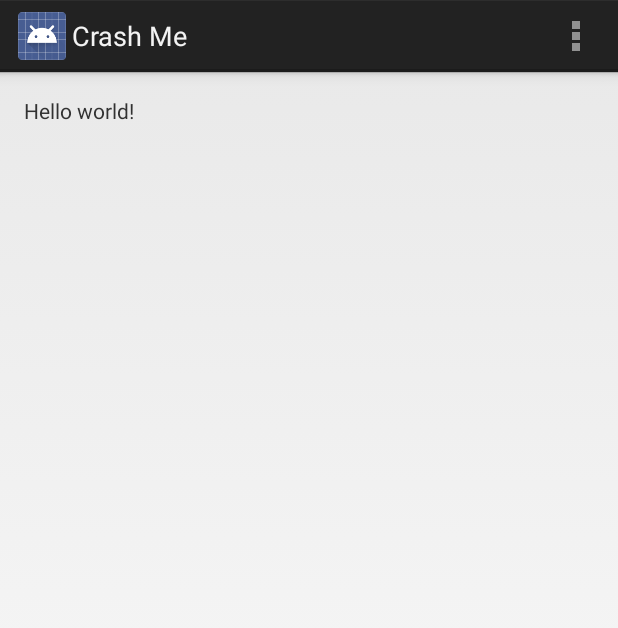
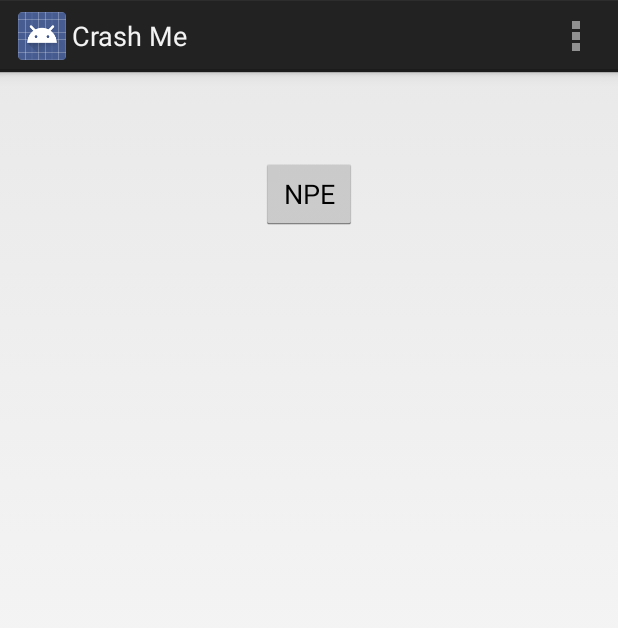
Before and after one commit to fredsa/sauer.crashme, an Android app: the screen it shows after launch (MainActivity), on a phone screen of 412 x 824 dp. Shown: the top 628 px of the screen. Run offline under Robolectric (Android 15) with nearby library versions, the phone set to English and light mode, and no system bars.

Commit message:
add NPE crash button

```diff
--- a/app/src/main/java/sauer/crashme/MainActivity.java
+++ b/app/src/main/java/sauer/crashme/MainActivity.java
@@ -4,6 +4,8 @@ import android.app.Activity;
 import android.os.Bundle;
 import android.view.Menu;
 import android.view.MenuItem;
+import android.view.View;
+import android.widget.Button;
 
 
 public class MainActivity extends Activity {
@@ -12,6 +14,14 @@ public class MainActivity extends Activity {
     protected void onCreate(Bundle savedInstanceState) {
         super.onCreate(savedInstanceState);
         setContentView(R.layout.activity_main);
+        Button npeButton = (Button) findViewById(R.id.button_npe);
+        npeButton.setOnClickListener(new View.OnClickListener() {
+            @Override
+            public void onClick(View v) {
+                Object foo = null;
+                foo.hashCode();
+            }
+        });
     }
 
 
--- a/app/src/main/res/layout/activity_main.xml
+++ b/app/src/main/res/layout/activity_main.xml
@@ -8,9 +8,12 @@
     android:paddingBottom="@dimen/activity_vertical_margin"
     tools:context=".MainActivity">
 
-    <TextView
-        android:text="@string/hello_world"
+    <Button
         android:layout_width="wrap_content"
-        android:layout_height="wrap_content" />
-
+        android:layout_height="wrap_content"
+        android:text="NPE"
+        android:id="@+id/button_npe"
+        android:layout_alignParentTop="true"
+        android:layout_centerHorizontal="true"
+        android:layout_marginTop="41dp" />
 </RelativeLayout>
```
